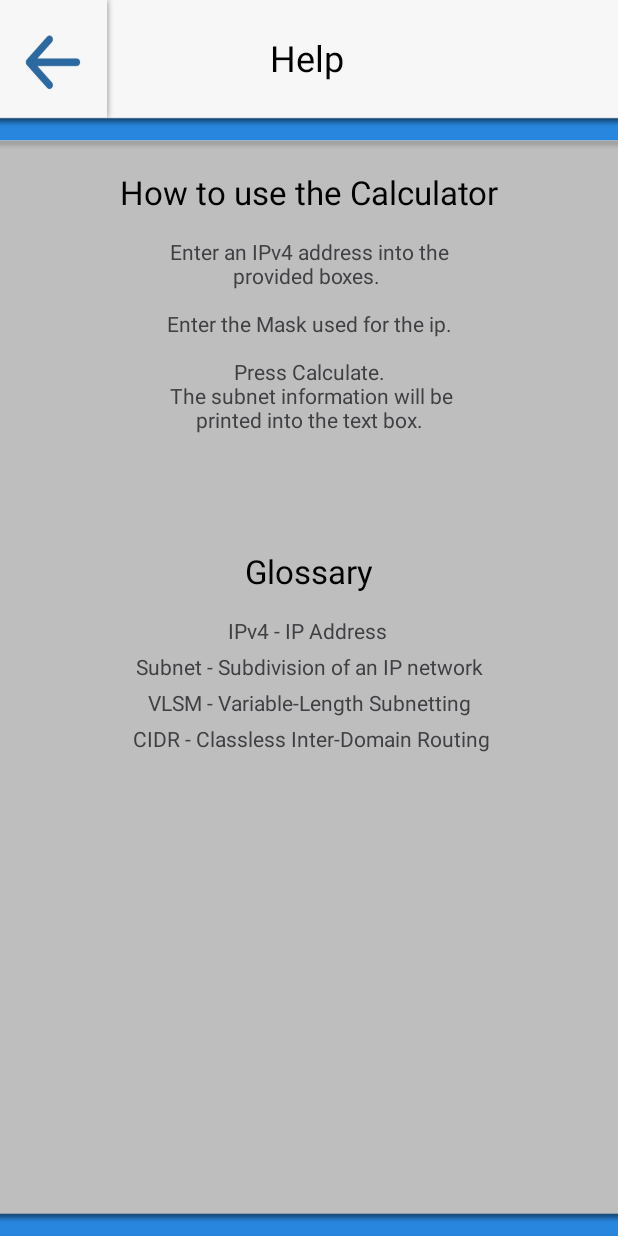
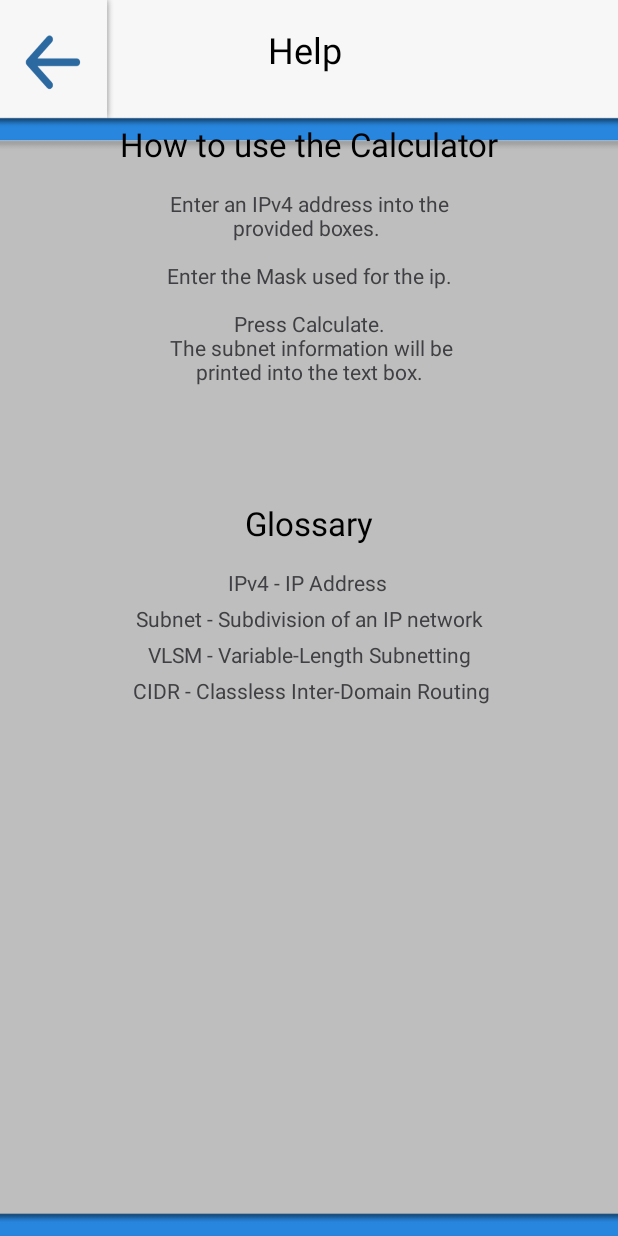
Before and after one commit to Brownie95/IP-Subnet-Calc, an Android app: the Help screen opened directly, with no data from a screen before it, on a phone screen of 412 x 824 dp. Run offline under Robolectric (Android 15) with nearby library versions, the phone set to English and light mode, and no system bars.

```diff
--- a/IPSubnetCalculator/app/src/main/res/layout/help.xml
+++ b/IPSubnetCalculator/app/src/main/res/layout/help.xml
@@ -7,7 +7,7 @@
 
     <LinearLayout
         android:layout_width="match_parent"
-        android:layout_height="98dp"
+        android:layout_height="66dp"
         android:orientation="horizontal"
         android:weightSum="1">
 
@@ -22,12 +22,12 @@
         <TextView
             android:id="@+id/headerHelp"
             android:layout_width="wrap_content"
-            android:layout_height="77dp"
+            android:layout_height="match_parent"
             android:gravity="center"
             android:text="Help"
             android:textColor="?attr/primaryTextColor"
             android:textSize="24sp"
-            android:layout_weight="0.74" />
+            android:layout_weight="0.73" />
 
     </LinearLayout>
 
```
Also changed, not shown: IPSubnetCalculator/app/src/main/java/abrown101476628/ipsubnetcalculator/Calculator.java (line endings or trailing spaces), IPSubnetCalculator/app/src/main/res/drawable/backbtn_background_dark.png.
